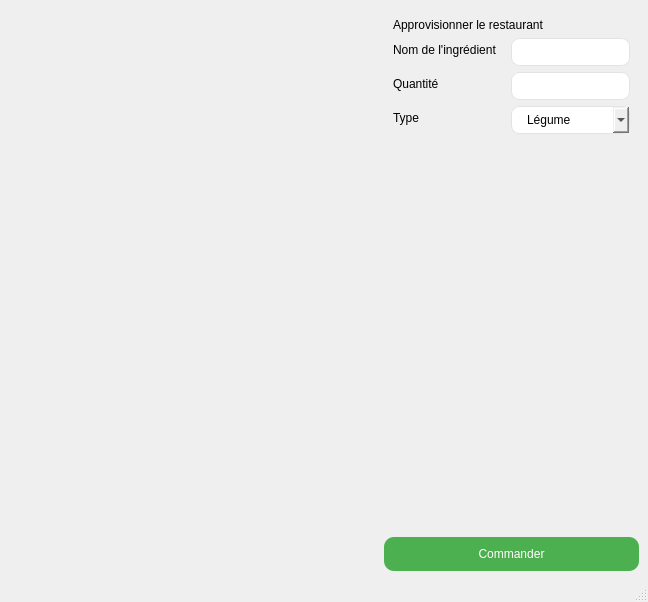
This is Resto2/stockwindow.ui in HackerGit29/Programmation-Concurrente as Qt 5 draws it before an edit. The edited form follows.
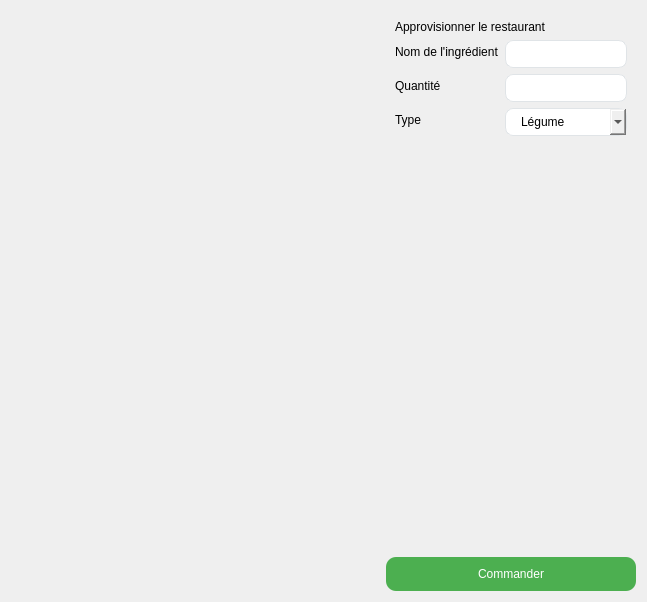
This is the edited form. Icons and pictures are not drawn.

```diff
--- a/Resto2/stockwindow.ui
+++ b/Resto2/stockwindow.ui
@@ -1,7 +1,7 @@
 <?xml version="1.0" encoding="UTF-8"?>
 <ui version="4.0">
  <class>stockWindow</class>
- <widget class="QMainWindow" name="stockWindow">
+ <widget class="QDialog" name="stockWindow">
   <property name="geometry">
    <rect>
     <x>0</x>
@@ -13,13 +13,9 @@
   <property name="windowTitle">
    <string>Gestion des Stocks</string>
   </property>
-  <widget class="QWidget" name="centralwidget">
    <layout class="QHBoxLayout" name="horizontalLayout">
     <item>
      <widget class="QLabel" name="imageLabel">
-      <property name="enabled">
-       <bool>true</bool>
-      </property>
       <property name="minimumSize">
        <size>
         <width>369</width>
@@ -41,15 +37,6 @@
      <layout class="QVBoxLayout" name="formLayout">
       <item>
        <widget class="QWidget" name="formWidget" native="true">
-        <property name="enabled">
-         <bool>true</bool>
-        </property>
-        <property name="minimumSize">
-         <size>
-          <width>0</width>
-          <height>0</height>
-         </size>
-        </property>
         <property name="styleSheet">
          <string notr="true">QLineEdit {
   border-radius: 8px;
@@ -76,18 +63,6 @@
 }</string>
         </property>
         <layout class="QFormLayout" name="formLayout_2">
-         <property name="sizeConstraint">
-          <enum>QLayout::SizeConstraint::SetDefaultConstraint</enum>
-         </property>
-         <property name="horizontalSpacing">
-          <number>14</number>
-         </property>
-         <property name="verticalSpacing">
-          <number>6</number>
-         </property>
-         <property name="rightMargin">
-          <number>9</number>
-         </property>
          <item row="0" column="0" colspan="2">
           <widget class="QLabel" name="label">
            <property name="text">
@@ -151,12 +126,6 @@
       </item>
       <item>
        <widget class="QPushButton" name="commandButton">
-        <property name="minimumSize">
-         <size>
-          <width>0</width>
-          <height>0</height>
-         </size>
-        </property>
         <property name="styleSheet">
          <string>
           QPushButton {
@@ -178,18 +147,6 @@
      </layout>
     </item>
    </layout>
-  </widget>
-  <widget class="QMenuBar" name="menubar">
-   <property name="geometry">
-    <rect>
-     <x>0</x>
-     <y>0</y>
-     <width>647</width>
-     <height>22</height>
-    </rect>
-   </property>
-  </widget>
-  <widget class="QStatusBar" name="statusbar"/>
  </widget>
  <resources>
   <include location="ressources.qrc"/>
```
Left out of the diff: 18 changed lines with no effect on the pictures. Lines whose indentation alone changed are shown as unchanged.
